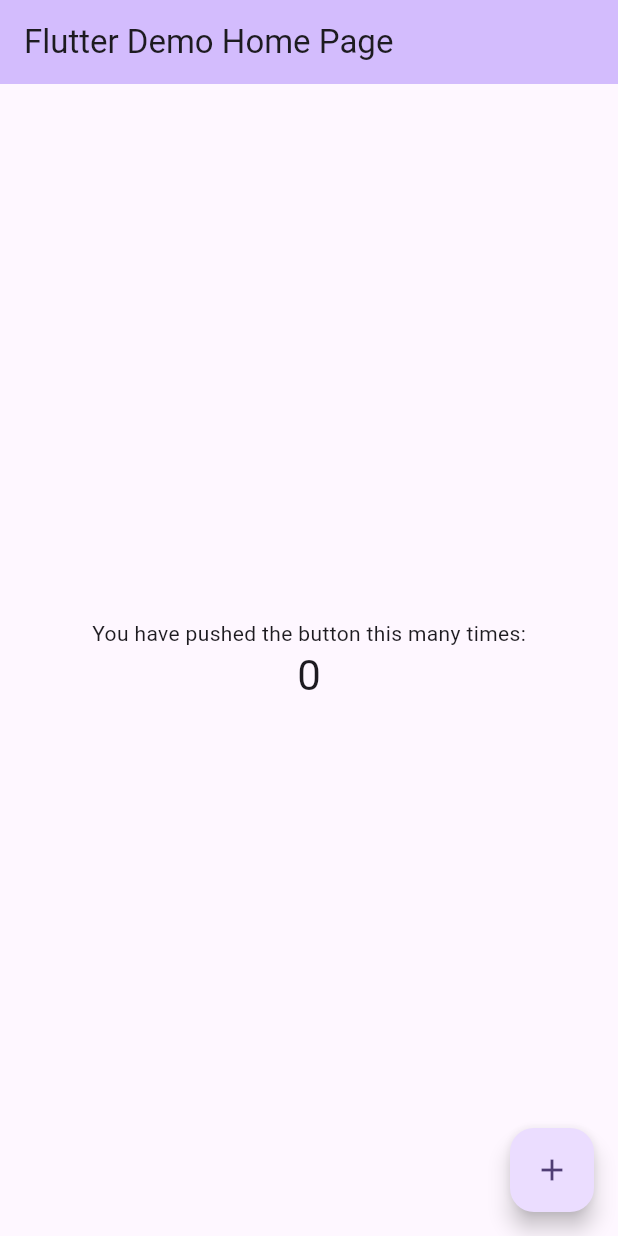
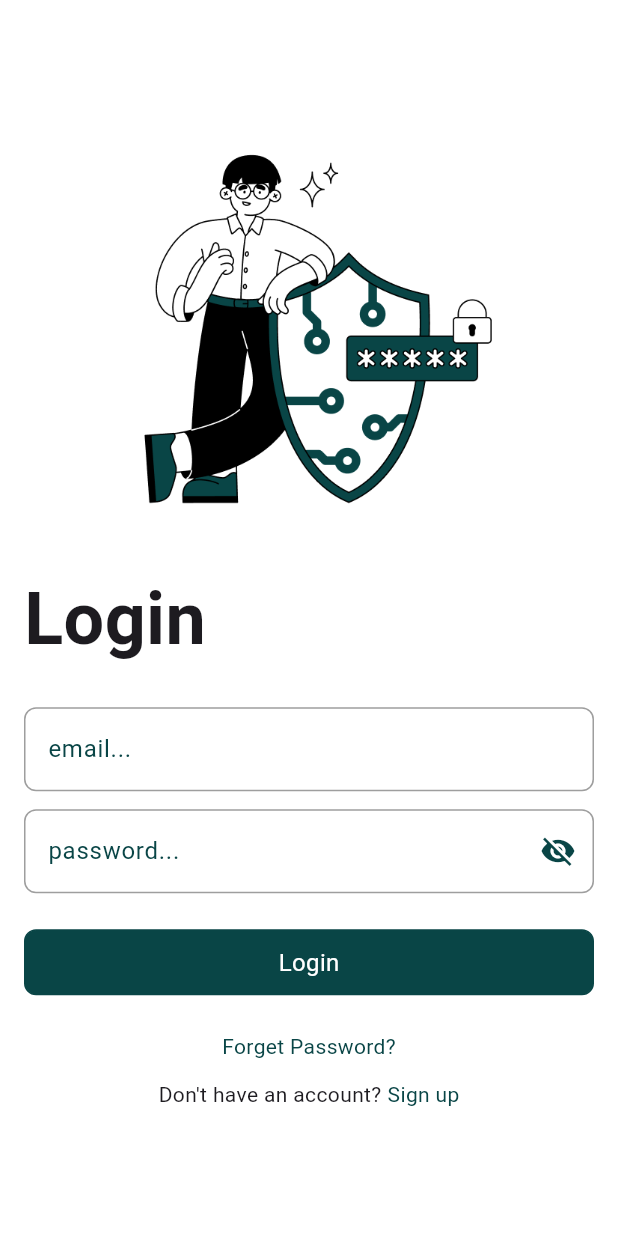
Before and after one commit to MohamedAlaga/gammal_tech_final_exam, a Flutter app: the screen it shows after launch, on a phone screen of 412 x 824 dp. Run offline on Flutter 3.47's test engine with Material 3 defaults, Android fonts, the phone set to English and light mode, and no system bars; our stand-ins replace dartz, equatable, get_it.

Commit message:
Login ,signup, forgetpass screens..

```diff
--- a/lib/main.dart
+++ b/lib/main.dart
@@ -1,4 +1,5 @@
 import 'package:flutter/material.dart';
+import 'package:gammal_tech_final_exam/presentation/screens/login_screen.dart';
 
 void main() {
   runApp(const MyApp());
@@ -10,59 +11,8 @@ class MyApp extends StatelessWidget {
   @override
   Widget build(BuildContext context) {
     return MaterialApp(
-      title: 'Flutter Demo',
-      theme: ThemeData(
-        colorScheme: ColorScheme.fromSeed(seedColor: Colors.deepPurple),
-        useMaterial3: true,
-      ),
-      home: const MyHomePage(title: 'Flutter Demo Home Page'),
+      debugShowCheckedModeBanner: false,
+      home: LoginScreen(),
     );
   }
 }
-
-class MyHomePage extends StatefulWidget {
-  const MyHomePage({super.key, required this.title});
-  final String title;
-
-  @override
-  State<MyHomePage> createState() => _MyHomePageState();
-}
-
-class _MyHomePageState extends State<MyHomePage> {
-  int _counter = 0;
-
-  void _incrementCounter() {
-    setState(() {
-      _counter++;
-    });
-  }
-
-  @override
-  Widget build(BuildContext context) {
-    return Scaffold(
-      appBar: AppBar(
-        backgroundColor: Theme.of(context).colorScheme.inversePrimary,
-        title: Text(widget.title),
-      ),
-      body: Center(
-        child: Column(
-          mainAxisAlignment: MainAxisAlignment.center,
-          children: <Widget>[
-            const Text(
-              'You have pushed the button this many times:',
-            ),
-            Text(
-              '$_counter',
-              style: Theme.of(context).textTheme.headlineMedium,
-            ),
-          ],
-        ),
-      ),
-      floatingActionButton: FloatingActionButton(
-        onPressed: _incrementCounter,
-        tooltip: 'Increment',
-        child: const Icon(Icons.add),
-      ),
-    );
-  }
-}
--- a/lib/presentation/components/card_course.dart
+++ b/lib/presentation/components/card_course.dart
@@ -10,7 +10,8 @@ class CardCourse extends StatelessWidget {
   final String buttonText;
   final void Function()? onTap;
 
-  const CardCourse({super.key,
+  const CardCourse({
+    super.key,
     required this.quizzes,
     required this.courseTitle,
     required this.subtitle,
@@ -99,7 +100,7 @@ class CardCourse extends StatelessWidget {
             child: Column(
               children: [
                 Image.asset(
-                  'assets/img.png',
+                  'assets/login_photo.png',
                   width: 48,
                   height: 56,
                 ),
--- /dev/null
+++ b/lib/presentation/components/custom_text_field.dart
@@ -0,0 +1,76 @@
+import 'package:flutter/material.dart';
+
+class CustomTextField extends StatefulWidget {
+  const CustomTextField({
+    super.key,
+    required this.hint,
+    this.maxLines = 1,
+    this.onSaved,
+    this.onChanged,
+    this.isPassword = false, // Add this flag for password
+  });
+
+  final String hint;
+  final int maxLines;
+  final void Function(String?)? onSaved;
+  final void Function(String)? onChanged;
+  final bool isPassword; // Whether the field is for passwords
+
+  @override
+  _CustomTextFieldState createState() => _CustomTextFieldState();
+}
+
+class _CustomTextFieldState extends State<CustomTextField> {
+  bool _obscureText = true; // Initial state to obscure password text
+
+  @override
+  Widget build(BuildContext context) {
+    return TextFormField(
+      onChanged: widget.onChanged,
+      onSaved: widget.onSaved,
+      validator: (value) {
+        if (value?.isEmpty ?? true) {
+          return 'Field is required';
+        } else {
+          return null;
+        }
+      },
+      cursorColor: const Color(0xff094546),
+      maxLines: widget.isPassword ? 1 : widget.maxLines,
+      obscureText: widget.isPassword
+          ? _obscureText
+          : false, // Toggle obscureText for password
+      decoration: InputDecoration(
+        hintText: widget.hint,
+        hintStyle: const TextStyle(
+          color: Color(0xff094546),
+        ),
+        border: buildBorder(Colors.grey), // Default gray border
+        enabledBorder: buildBorder(Colors.grey), // Unfocused state
+        focusedBorder: buildBorder(const Color(0xff094546)), // Focused state
+        suffixIcon: widget.isPassword
+            ? IconButton(
+                icon: Icon(
+                  _obscureText ? Icons.visibility_off : Icons.visibility,
+                  color: const Color(0xff094546),
+                ),
+                onPressed: () {
+                  setState(() {
+                    _obscureText = !_obscureText; // Toggle visibility
+                  });
+                },
+              )
+            : null, // Add visibility toggle if it's a password field
+      ),
+    );
+  }
+
+  OutlineInputBorder buildBorder(Color color) {
+    return OutlineInputBorder(
+      borderRadius: BorderRadius.circular(8),
+      borderSide: BorderSide(
+        color: color,
+      ),
+    );
+  }
+}
--- /dev/null
+++ b/lib/presentation/screens/forget_password_screen.dart
@@ -0,0 +1,18 @@
+import 'package:flutter/material.dart';
+
+class ForgetPasswordScreen extends StatelessWidget {
+  const ForgetPasswordScreen({super.key});
+
+  @override
+  Widget build(BuildContext context) {
+    return Scaffold(
+      backgroundColor: Colors.white,
+      appBar: AppBar(
+        title: const Text('Forget Password'),
+      ),
+      body: Center(
+        child: Text('Forget Password Page'),
+      ),
+    );
+  }
+}
--- /dev/null
+++ b/lib/presentation/screens/login_screen.dart
@@ -0,0 +1,98 @@
+import 'package:flutter/material.dart';
+import 'package:gammal_tech_final_exam/presentation/components/custom_text_field.dart';
+import 'package:gammal_tech_final_exam/presentation/screens/forget_password_screen.dart';
+import 'package:gammal_tech_final_exam/presentation/screens/signup_screen.dart';
+
+import '../components/custom_button.dart';
+
+class LoginScreen extends StatelessWidget {
+  const LoginScreen({super.key});
+
+  @override
+  Widget build(BuildContext context) {
+    return Scaffold(
+      backgroundColor: Colors.white,
+      body: Padding(
+        padding: const EdgeInsets.all(16.0),
+        child: Center(
+          child: SingleChildScrollView(
+            child: Column(
+              crossAxisAlignment: CrossAxisAlignment.stretch,
+              children: [
+                Image.asset(
+                  'assets/login_photo.png',
+                  width: 256,
+                  height: 270,
+                ),
+                const SizedBox(height: 24),
+                Text(
+                  "Login",
+                  style: TextStyle(fontSize: 48, fontWeight: FontWeight.bold),
+                  textAlign: TextAlign.start,
+                ),
+                const SizedBox(height: 24),
+                CustomTextField(hint: "email..."),
+                const SizedBox(height: 12),
+                CustomTextField(hint: "password...", isPassword: true),
+                const SizedBox(height: 24),
+                CustomButton(
+                  text: "Login",
+                  textColor: Colors.white,
+                  buttonColor: Color(0xff094546),
+                  borderColor: Color(0xff094546),
+                  height: 44,
+                  width: 312,
+                  borderRadius: 8,
+                  onTap: () {},
+                ),
+                const SizedBox(height: 24),
+                Column(
+                  children: [
+                    GestureDetector(
+                      onTap: () {
+                        // Navigate to ForgetPasswordScreen
+                        Navigator.push(
+                          context,
+                          MaterialPageRoute(
+                            builder: (context) => const ForgetPasswordScreen(),
+                          ),
+                        );
+                      },
+                      child: const Text(
+                        'Forget Password?',
+                        style: TextStyle(color: Color(0xff094546)),
+                      ),
+                    ),
+                    const SizedBox(height: 12),
+                    Row(
+                      mainAxisAlignment: MainAxisAlignment.center,
+                      children: [
+                        const Text("Don't have an account?"),
+                        SizedBox(width: 4),
+                        GestureDetector(
+                          onTap: () {
+                            // Navigate to SignUpScreen
+                            Navigator.push(
+                              context,
+                              MaterialPageRoute(
+                                builder: (context) => const SignUpScreen(),
+                              ),
+                            );
+                          },
+                          child: const Text(
+                            'Sign up',
+                            style: TextStyle(color: Color(0xff094546)),
+                          ),
+                        ),
+                      ],
+                    ),
+                  ],
+                )
+              ],
+            ),
+          ),
+        ),
+      ),
+    );
+  }
+}
--- a/pubspec.yaml
+++ b/pubspec.yaml
@@ -60,6 +60,8 @@ flutter:
   # included with your application, so that you can use the icons in
   # the material Icons class.
   uses-material-design: true
+  assets:
+    - assets/
 
   # To add assets to your application, add an assets section, like this:
   # assets:
```
Also changed, not shown: lib/presentation/screens/signup_screen.dart (added, +97 -0 lines), assets/login_photo.png (added).
